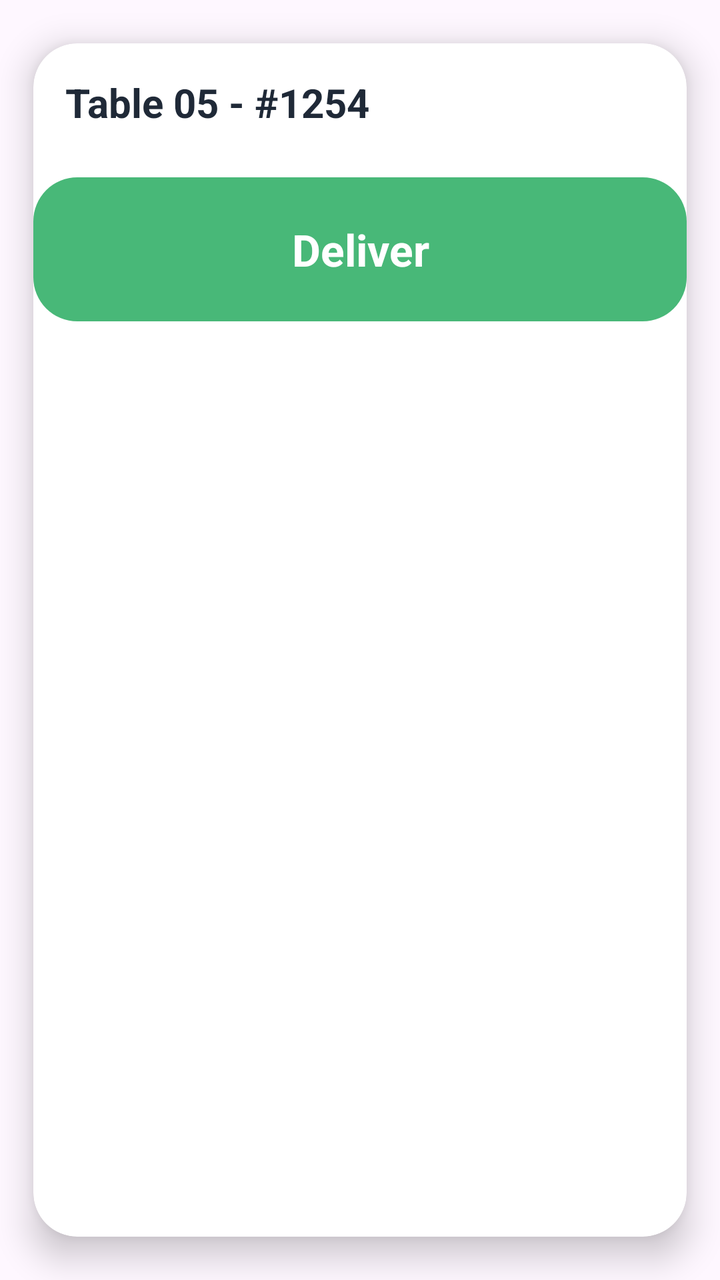
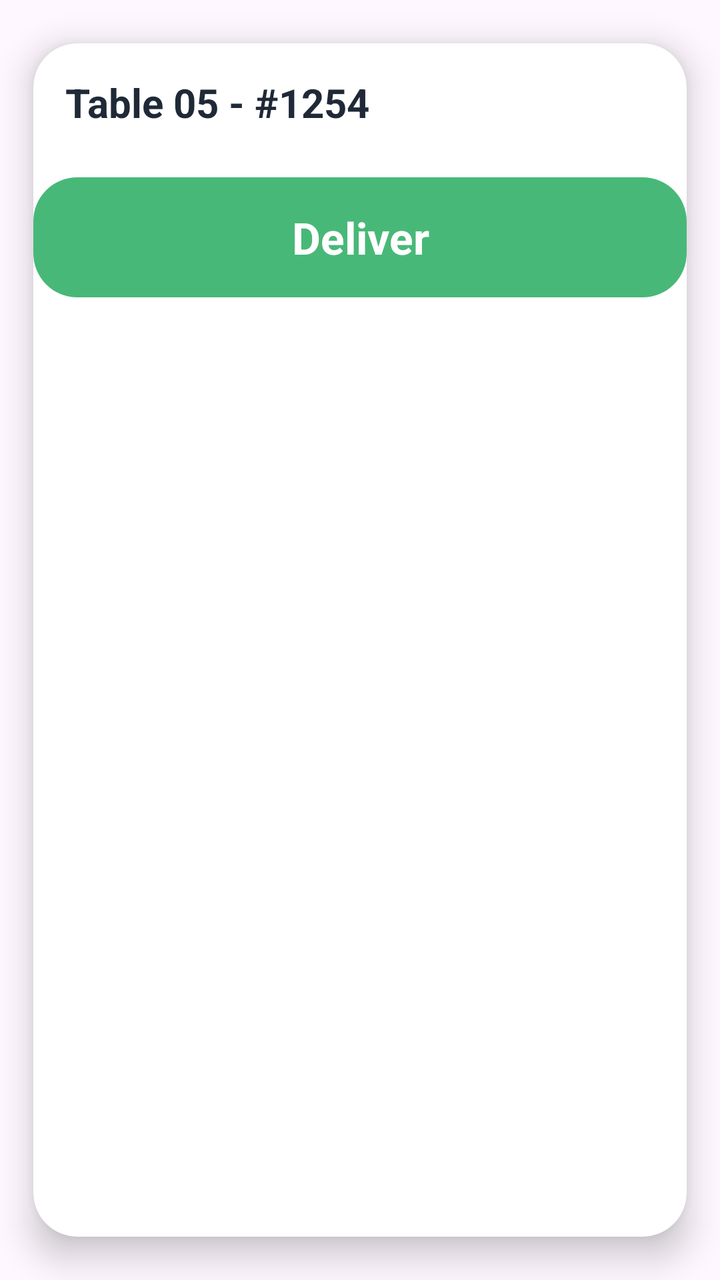

Compare the two renders of this Android layout. The source of the first and the diff that turns it into the second are given below.
<!-- AndroidManifest.xml: application theme Theme.StreetFeast -->
<!-- res/layout/item_ready_order_card.xml -->
<?xml version="1.0" encoding="utf-8"?>

<androidx.cardview.widget.CardView xmlns:android="http://schemas.android.com/apk/res/android"
    xmlns:app="http://schemas.android.com/apk/res-auto"
    android:layout_width="match_parent"
    android:layout_height="wrap_content"
    android:layout_marginBottom="18dp"
    app:cardCornerRadius="22dp"
    app:cardUseCompatPadding="true"
    app:cardElevation="10dp"
    app:cardBackgroundColor="@color/sf_bg">

    <LinearLayout
        android:layout_width="match_parent"
        android:layout_height="wrap_content"
        android:orientation="vertical">

        <LinearLayout
            android:layout_width="match_parent"
            android:layout_height="wrap_content"
            android:orientation="vertical"
            android:padding="16dp">

            <TextView
                android:id="@+id/tvTableOrder"
                android:text="Table 05 - #1254"
                android:textColor="@color/sf_text_primary"
                android:textSize="20sp"
                android:textStyle="bold"
                android:layout_width="wrap_content"
                android:layout_height="wrap_content"/>

            <LinearLayout
                android:id="@+id/llItems"
                android:layout_width="match_parent"
                android:layout_height="wrap_content"
                android:orientation="vertical"
                android:layout_marginTop="8dp"/>
        </LinearLayout>

        <TextView
            android:id="@+id/btnDeliver"
            android:layout_width="match_parent"
            android:layout_height="72dp"
            android:background="@drawable/sf_bg_pill_green"
            android:gravity="center"
            android:text="Deliver"
            android:textColor="@color/sf_white"
            android:textSize="22sp"
            android:textStyle="bold"/>
    </LinearLayout>
</androidx.cardview.widget.CardView>
<!-- resources referenced by this layout -->
<resources>
  <color name="sf_bg">#FFFFFF</color>
  <color name="sf_text_primary">#1F2937</color>
  <color name="sf_white">#FFFFFF</color>
  <!-- drawable sf_bg_pill_green (drawable) -->
  <?xml version="1.0" encoding="utf-8"?>
  
  <shape xmlns:android="http://schemas.android.com/apk/res/android">
      <solid android:color="@color/sf_success"/>
      <corners android:radius="22dp"/>
  </shape>
  <style name="Theme.StreetFeast" parent="Base.Theme.StreetFeast" />
  <color name="sf_success">#48B878</color>
  <style name="Base.Theme.StreetFeast" parent="Theme.Material3.Light.NoActionBar">
          <item name="colorPrimary">@color/action_primary</item>
          <item name="colorOnPrimary">@color/white</item>
          <item name="android:statusBarColor">@color/white</item>
          <item name="android:windowLightStatusBar">true</item>
          <item name="android:textColorPrimary">@color/text_primary</item>
          <item name="android:textColorSecondary">@color/text_secondary</item>
      </style>
  <color name="action_primary">#22C55E</color>
  <color name="white">#FFFFFFFF</color>
  <color name="text_primary">#1F2937</color>
  <color name="text_secondary">#6B7280</color>
</resources>

<!-- the commit's change to res/layout/item_ready_order_card.xml (unified diff, before → after) -->
@@ -1,5 +1,4 @@
 <?xml version="1.0" encoding="utf-8"?>
-
 <androidx.cardview.widget.CardView xmlns:android="http://schemas.android.com/apk/res/android"
     xmlns:app="http://schemas.android.com/apk/res-auto"
     android:layout_width="match_parent"
@@ -41,12 +40,14 @@
         <TextView
             android:id="@+id/btnDeliver"
             android:layout_width="match_parent"
-            android:layout_height="72dp"
+            android:layout_height="60dp"
             android:background="@drawable/sf_bg_pill_green"
             android:gravity="center"
             android:text="Deliver"
             android:textColor="@color/sf_white"
             android:textSize="22sp"
-            android:textStyle="bold"/>
+            android:textStyle="bold"
+
+            android:drawableTint="@color/sf_white"/>
     </LinearLayout>
 </androidx.cardview.widget.CardView>
